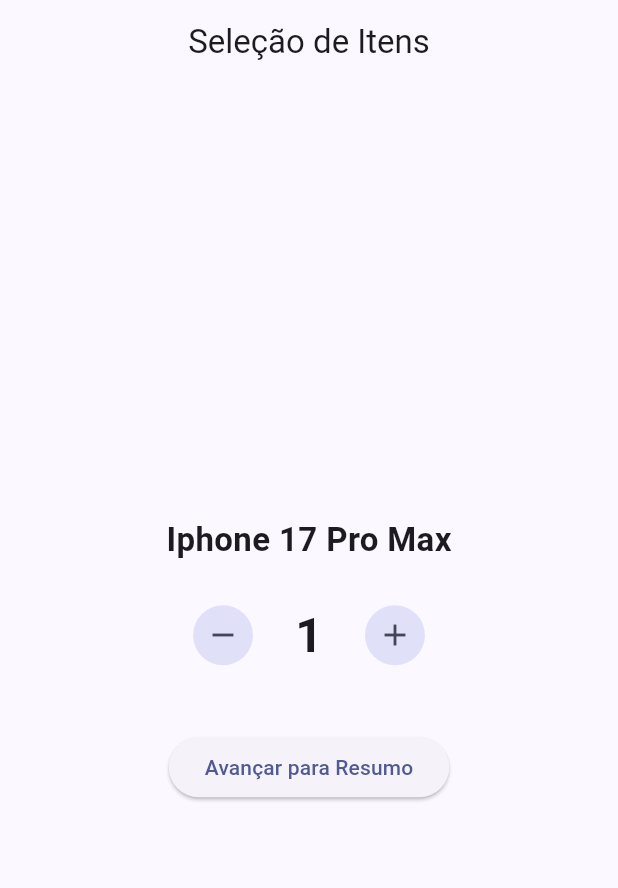
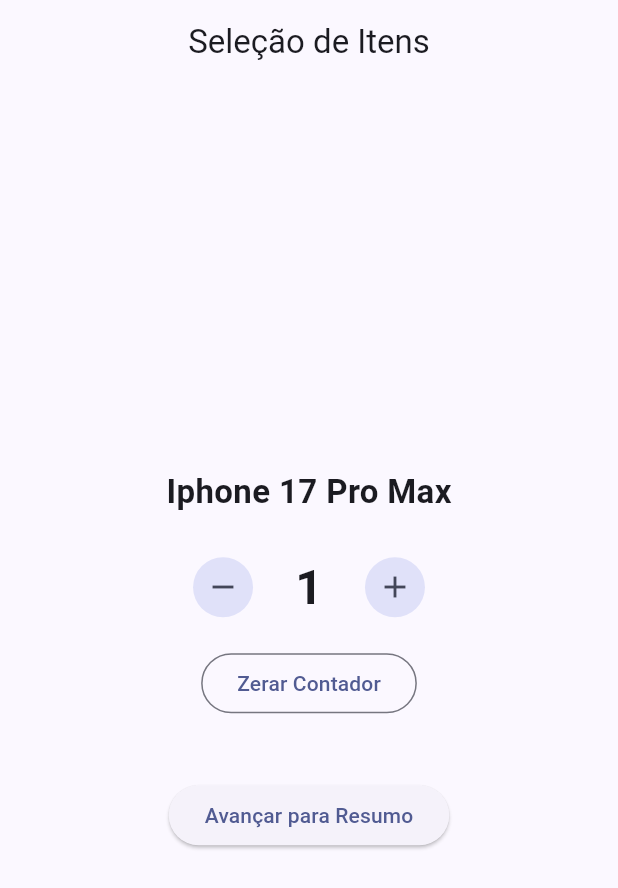
Before and after one commit to ViniciusBovo/Telacontador, a Flutter app: the screen it shows after launch, on a phone screen of 412 x 824 dp. Shown: the top 888 px of the screen. Run offline on Flutter 3.47's test engine with Material 3 defaults, Android fonts, the phone set to English and light mode, and no system bars.

Commit message:
feat: adiciona botao zerar contador

```diff
--- a/lib/main.dart
+++ b/lib/main.dart
@@ -47,10 +47,19 @@
     }
   }
 
+  void _zerar() {
+    setState(() {
+      _quantidade = 0;
+    });
+  }
+
   @override
   Widget build(BuildContext context) {
     return Scaffold(
-      appBar: AppBar(title: const Text('Seleção de Itens'), centerTitle: true),
+      appBar: AppBar(
+        title: const Text('Seleção de Itens'),
+        centerTitle: true,
+      ),
       body: Center(
         child: Padding(
           padding: const EdgeInsets.all(16.0),
@@ -59,10 +68,7 @@
             children: [
               Text(
                 _nomeProduto,
-                style: const TextStyle(
-                  fontSize: 22,
-                  fontWeight: FontWeight.bold,
-                ),
+                style: const TextStyle(fontSize: 22, fontWeight: FontWeight.bold),
               ),
               const SizedBox(height: 24),
               Row(
@@ -76,10 +82,7 @@
                     padding: const EdgeInsets.symmetric(horizontal: 24.0),
                     child: Text(
                       '$_quantidade',
-                      style: const TextStyle(
-                        fontSize: 32,
-                        fontWeight: FontWeight.bold,
-                      ),
+                      style: const TextStyle(fontSize: 32, fontWeight: FontWeight.bold),
                     ),
                   ),
                   IconButton.filledTonal(
@@ -87,6 +90,11 @@
                     icon: const Icon(Icons.add),
                   ),
                 ],
+              ),
+              const SizedBox(height: 16),
+              OutlinedButton(
+                onPressed: _zerar,
+                child: const Text('Zerar Contador'),
               ),
               const SizedBox(height: 40),
               ElevatedButton(
```
